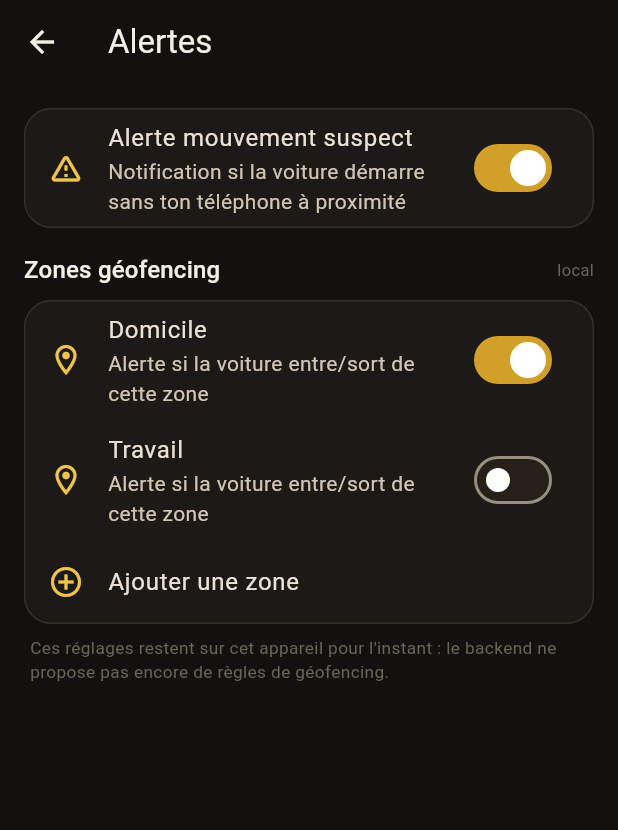
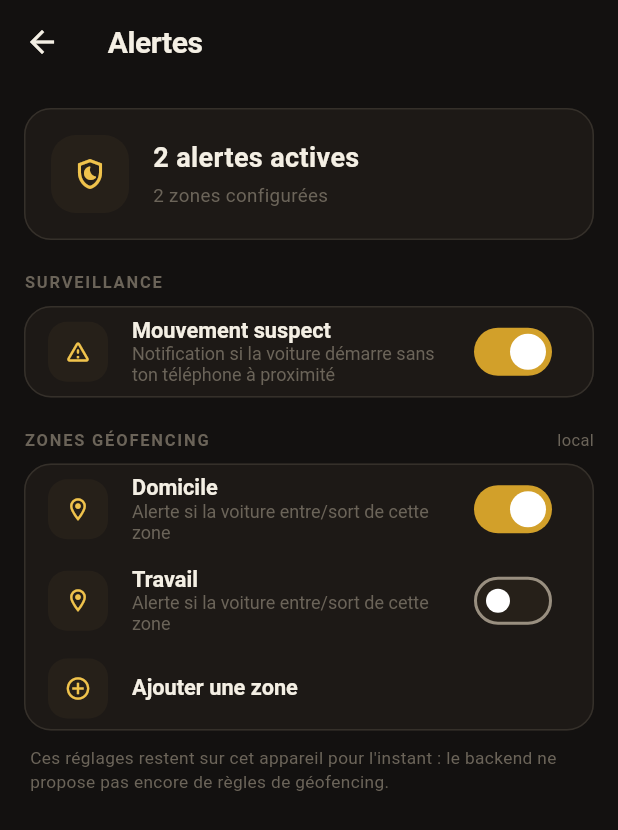
Before and after one commit to allekzx/MyPeugeot, a Flutter app: the AlertsScreen screen opened directly, on a phone screen of 412 x 824 dp. Shown: the top 830 px of the screen. Run offline on Flutter 3.47's test engine with Material 3 defaults, Android fonts, the phone set to English and light mode, and no system bars.

Commit message:
Étend le langage visuel du dashboard aux écrans Trajets/Charge/Alertes
Ajoute des composants réutilisables (SectionLabel, IconBadge) pour un
registre cohérent avec le dashboard (libellés en majuscules trackées,
icônes en médaillon doré). Thème : slider, AppBar et ListTile stylés
pour matcher la palette premium.

- Trajets : petit graphique en barres (distance par trajet) en plus du
  résumé, icônes en médaillon.
- Charge : mêmes médaillons sur les lignes horaires, libellé de section.
- Alertes : carte de synthèse en tête (nombre d'alertes actives/zones),
  médaillons dorés sur les icônes de switch.

Co-Authored-By: Claude Sonnet 5 <noreply@anthropic.com>
Claude-Session: https://claude.ai/code/session_013xNACvSarrN5eq4ziyV6Cw

```diff
--- a/mobile/lib/screens/alerts_screen.dart
+++ b/mobile/lib/screens/alerts_screen.dart
@@ -1,6 +1,7 @@
 import 'package:flutter/material.dart';
 
 import '../theme/app_theme.dart';
+import '../widgets/section_label.dart';
 
 class _GeofenceZone {
   _GeofenceZone({required this.name, required this.enabled});
@@ -53,27 +54,56 @@ class _AlertsScreenState extends State<AlertsScreen> {
 
   @override
   Widget build(BuildContext context) {
+    final activeCount = _zones.where((z) => z.enabled).length + (_movementAlert ? 1 : 0);
+
     return Scaffold(
       appBar: AppBar(title: const Text('Alertes')),
       body: ListView(
         padding: const EdgeInsets.all(16),
         children: [
           Card(
+            child: Padding(
+              padding: const EdgeInsets.all(18),
+              child: Row(
+                children: [
+                  const IconBadge(Icons.shield_moon_outlined, size: 52, iconSize: 24),
+                  const SizedBox(width: 16),
+                  Expanded(
+                    child: Column(
+                      crossAxisAlignment: CrossAxisAlignment.start,
+                      children: [
+                        Text(
+                          '$activeCount alerte${activeCount > 1 ? 's' : ''} active${activeCount > 1 ? 's' : ''}',
+                          style: const TextStyle(fontSize: 18, fontWeight: FontWeight.w700, color: AppColors.paper),
+                        ),
+                        const SizedBox(height: 3),
+                        Text(
+                          '${_zones.length} zone${_zones.length > 1 ? 's' : ''} configurée${_zones.length > 1 ? 's' : ''}',
+                          style: const TextStyle(fontSize: 12.5, color: AppColors.ashDim),
+                        ),
+                      ],
+                    ),
+                  ),
+                ],
+              ),
+            ),
+          ),
+          const SizedBox(height: 20),
+          const SectionLabel('Surveillance'),
+          const SizedBox(height: 8),
+          Card(
             child: SwitchListTile(
-              secondary: const Icon(Icons.warning_amber_rounded, color: AppColors.goldBright),
-              title: const Text('Alerte mouvement suspect'),
+              secondary: const IconBadge(Icons.warning_amber_rounded),
+              title: const Text('Mouvement suspect'),
               subtitle: const Text('Notification si la voiture démarre sans ton téléphone à proximité'),
               value: _movementAlert,
               onChanged: (v) => setState(() => _movementAlert = v),
             ),
           ),
-          const SizedBox(height: 16),
-          Row(
-            children: [
-              Text('Zones géofencing', style: Theme.of(context).textTheme.titleMedium),
-              const Spacer(),
-              Text('local', style: TextStyle(fontSize: 11, color: AppColors.ashDim)),
-            ],
+          const SizedBox(height: 20),
+          SectionLabel(
+            'Zones géofencing',
+            trailing: Text('local', style: const TextStyle(fontSize: 11, color: AppColors.ashDim)),
           ),
           const SizedBox(height: 8),
           Card(
@@ -81,21 +111,21 @@ class _AlertsScreenState extends State<AlertsScreen> {
               children: [
                 for (final zone in _zones)
                   SwitchListTile(
-                    secondary: const Icon(Icons.location_on_outlined, color: AppColors.goldBright),
+                    secondary: const IconBadge(Icons.location_on_outlined),
                     title: Text(zone.name),
                     subtitle: const Text('Alerte si la voiture entre/sort de cette zone'),
                     value: zone.enabled,
                     onChanged: (v) => setState(() => zone.enabled = v),
                   ),
                 ListTile(
-                  leading: const Icon(Icons.add_circle_outline, color: AppColors.goldBright),
+                  leading: const IconBadge(Icons.add_circle_outline),
                   title: const Text('Ajouter une zone'),
                   onTap: _addZone,
                 ),
               ],
             ),
           ),
-          const SizedBox(height: 8),
+          const SizedBox(height: 10),
           const Padding(
             padding: EdgeInsets.symmetric(horizontal: 4),
             child: Text(
--- /dev/null
+++ b/mobile/lib/widgets/section_label.dart
@@ -0,0 +1,43 @@
+import 'package:flutter/material.dart';
+
+import '../theme/app_theme.dart';
+
+/// Libellé de section façon instrument (majuscules, tracking large) —
+/// même registre typographique que "AUTONOMIE ESTIMÉE" sur le dashboard.
+class SectionLabel extends StatelessWidget {
+  const SectionLabel(this.text, {super.key, this.trailing});
+
+  final String text;
+  final Widget? trailing;
+
+  @override
+  Widget build(BuildContext context) {
+    final label = Text(
+      text.toUpperCase(),
+      style: const TextStyle(fontSize: 11, fontWeight: FontWeight.w600, letterSpacing: 1.2, color: AppColors.ashDim),
+    );
+    if (trailing == null) return label;
+    return Row(children: [label, const Spacer(), trailing!]);
+  }
+}
+
+/// Icône dans un petit médaillon arrondi — même registre que le plateau
+/// d'actions du dashboard.
+class IconBadge extends StatelessWidget {
+  const IconBadge(this.icon, {super.key, this.size = 40, this.iconSize = 18});
+
+  final IconData icon;
+  final double size;
+  final double iconSize;
+
+  @override
+  Widget build(BuildContext context) {
+    return Container(
+      width: size,
+      height: size,
+      alignment: Alignment.center,
+      decoration: BoxDecoration(color: AppColors.surfaceAlt, borderRadius: BorderRadius.circular(size * 0.32)),
+      child: Icon(icon, size: iconSize, color: AppColors.goldBright),
+    );
+  }
+}
```
Also changed, not shown: mobile/lib/screens/charge_schedule_screen.dart (+9 -5 lines), mobile/lib/screens/trips_screen.dart (+76 -11 lines), mobile/lib/theme/app_theme.dart (+21 -0 lines).
